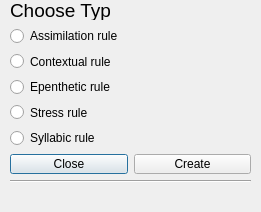
sammysloan/con_lang, file interface/dialog_phono.ui: the form before one commit.
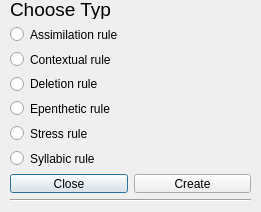
The form after the commit.

Commit message: Add sonority guard to deletion rules

Patch:
```diff
--- a/interface/dialog_phono.ui
+++ b/interface/dialog_phono.ui
@@ -19,7 +19,7 @@
      <x>10</x>
      <y>0</y>
      <width>241</width>
-     <height>182</height>
+     <height>201</height>
     </rect>
    </property>
    <layout class="QVBoxLayout" name="verticalLayout">
@@ -55,6 +55,13 @@
       </property>
      </widget>
     </item>
+    <item>
+     <widget class="QRadioButton" name="radioButton_del">
+      <property name="text">
+       <string>Deletion rule</string>
+      </property>
+     </widget>
+    </item>
     <item>
      <widget class="QRadioButton" name="radioButton_epen">
       <property name="text">
```
The commit also changes 13 other files.
